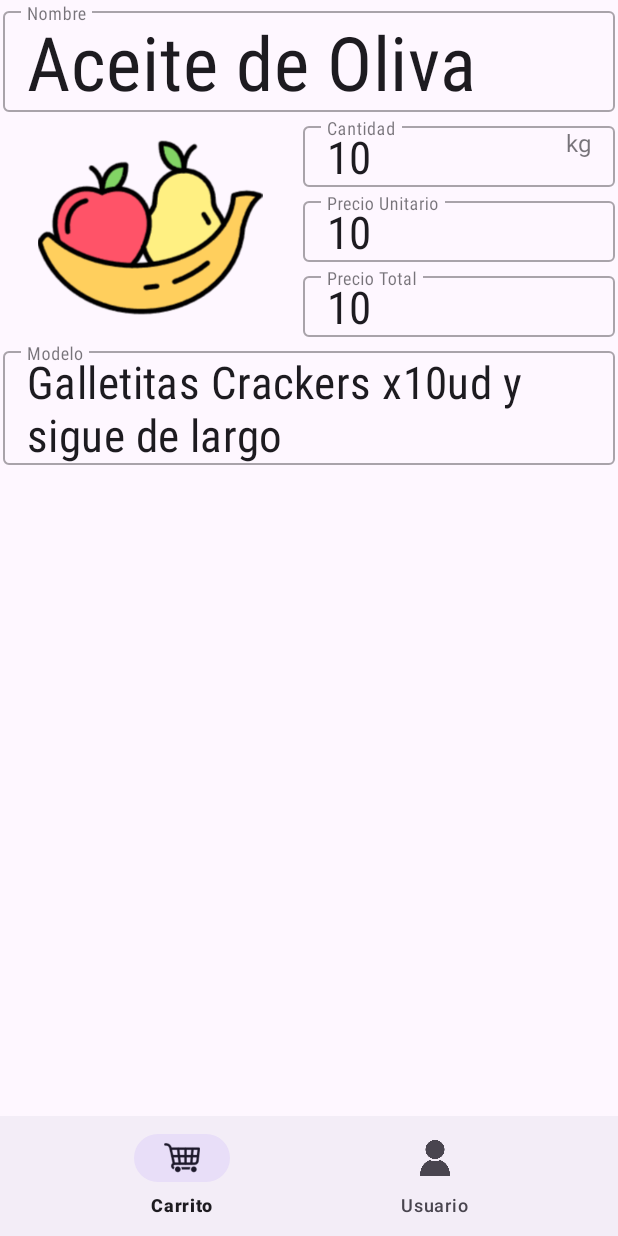
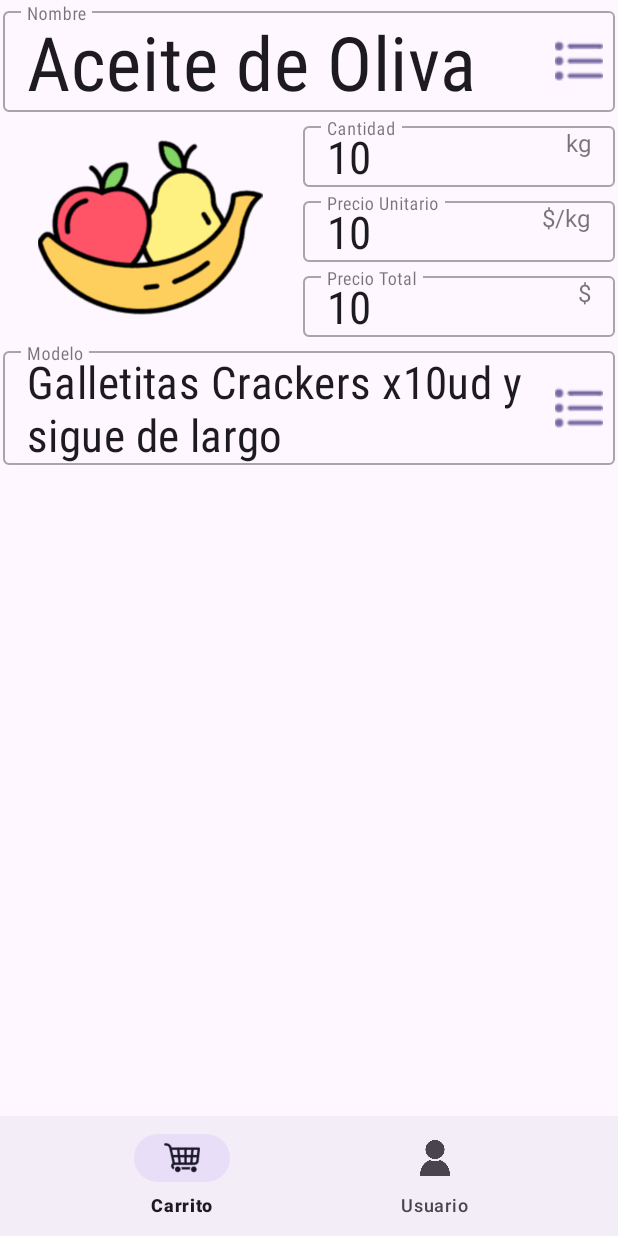
Before and after one commit to suka97/SuperAhorro, an Android app: the CartFragment screen opened directly, with no data from a screen before it, after a tap on an icon or button, on a phone screen of 412 x 824 dp. Run offline under Robolectric (Android 15) with nearby library versions, the phone set to English and light mode, and no system bars; our stand-ins replace Room's generated code, navigation-ui.

Commit message:
textfields styles

```diff
--- a/app/src/main/res/layout/fragment_item_detail.xml
+++ b/app/src/main/res/layout/fragment_item_detail.xml
@@ -11,6 +11,7 @@
         android:id="@+id/img_det"
         android:layout_width="200dp"
         android:layout_height="0dp"
+        android:scaleType="fitCenter"
         android:src="@drawable/default_item"
         app:layout_constraintBottom_toBottomOf="@+id/txtTot_det"
         app:layout_constraintStart_toStartOf="parent"
@@ -23,14 +24,19 @@
         android:layout_height="wrap_content"
         android:hint="Nombre"
         android:padding="2dp"
+        app:endIconDrawable="@drawable/icon_pick_32"
+        app:endIconMode="custom"
+        app:endIconTint="@color/select1"
         app:layout_constraintEnd_toEndOf="parent"
         app:layout_constraintStart_toStartOf="parent"
         app:layout_constraintTop_toTopOf="parent">
 
         <com.google.android.material.textfield.TextInputEditText
+            android:id="@+id/icon"
             style="@style/TextField_Head1"
             android:layout_width="match_parent"
             android:layout_height="wrap_content"
+            android:editable="false"
             android:text="Aceite de Oliva" />
     </com.google.android.material.textfield.TextInputLayout>
 
@@ -63,7 +69,8 @@
         android:padding="2dp"
         app:layout_constraintEnd_toEndOf="parent"
         app:layout_constraintStart_toEndOf="@id/img_det"
-        app:layout_constraintTop_toBottomOf="@id/txtAmount_det">
+        app:layout_constraintTop_toBottomOf="@id/txtAmount_det"
+        app:suffixText="$/kg">
 
         <com.google.android.material.textfield.TextInputEditText
             style="@style/TextField_Input1"
@@ -82,7 +89,8 @@
         android:padding="2dp"
         app:layout_constraintEnd_toEndOf="parent"
         app:layout_constraintStart_toEndOf="@id/img_det"
-        app:layout_constraintTop_toBottomOf="@id/txtPrice_det">
+        app:layout_constraintTop_toBottomOf="@id/txtPrice_det"
+        app:suffixText="$">
 
         <com.google.android.material.textfield.TextInputEditText
             style="@style/TextField_Input1"
@@ -99,6 +107,9 @@
         android:layout_height="wrap_content"
         android:hint="Modelo"
         android:padding="2dp"
+        app:endIconDrawable="@drawable/icon_pick_32"
+        app:endIconMode="custom"
+        app:endIconTint="@color/select1"
         app:layout_constraintEnd_toEndOf="parent"
         app:layout_constraintStart_toStartOf="parent"
         app:layout_constraintTop_toBottomOf="@id/img_det">
@@ -107,6 +118,7 @@
             style="@style/TextField_Input1"
             android:layout_width="match_parent"
             android:layout_height="wrap_content"
+            android:editable="false"
             android:text="Galletitas Crackers x10ud y sigue de largo" />
 
     </com.google.android.material.textfield.TextInputLayout>
--- a/app/src/main/res/values/colors.xml
+++ b/app/src/main/res/values/colors.xml
@@ -2,4 +2,6 @@
 <resources>
     <color name="black">#FF000000</color>
     <color name="white">#FFFFFFFF</color>
+
+    <color name="select1">#7969A3</color>
 </resources>
```
Also changed, not shown: app/src/main/res/drawable/icon_pick_32.png (added), app/src/main/res/drawable/icon_pick_64.png (added), app/src/main/res/raw/icon_add.svg (added), app/src/main/res/raw/icon_cart.svg (added), app/src/main/res/raw/icon_pick.svg (added).
